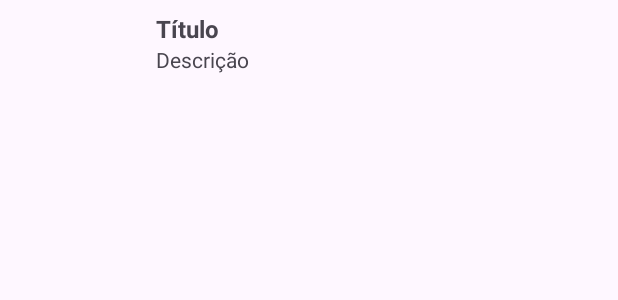
After one commit to luispaiva09/COMMOV_StudyShare, an Android app: the layout item_material.xml on its own in the app's theme, with its tools: preview values and no code run, on a phone screen of 412 x 824 dp. The commit adds this screen. Shown: the top 300 px of the screen. Run offline under Robolectric (Android 15) with nearby library versions, the phone set to English and light mode, and no system bars.

Commit message:
Os Meus Materiais e Add Imagem Capa

```diff
--- a/app/build.gradle.kts
+++ b/app/build.gradle.kts
@@ -59,5 +59,7 @@ dependencies {
     implementation("org.jetbrains.kotlinx:kotlinx-coroutines-android:1.6.4")
     implementation ("com.jakewharton.retrofit:retrofit2-kotlin-coroutines-adapter:0.9.2")
     implementation ("androidx.lifecycle:lifecycle-viewmodel-ktx:2.6.1")
+    implementation ("com.github.bumptech.glide:glide:4.16.0")
+    annotationProcessor ("com.github.bumptech.glide:compiler:4.16.0")
 
 }
--- a/app/src/main/AndroidManifest.xml
+++ b/app/src/main/AndroidManifest.xml
@@ -49,6 +49,10 @@
             android:exported="true"
             android:enableOnBackInvokedCallback="true"/>
 
+        <activity
+            android:name=".Activities.MyMateriaisActivity"
+            android:exported="true" />
+
     </application>
 
 </manifest>
--- a/app/src/main/java/com/example/studyshare/Activities/BaseActivity.kt
+++ b/app/src/main/java/com/example/studyshare/Activities/BaseActivity.kt
@@ -1,7 +1,6 @@
 package com.example.studyshare.Activities
 
 import android.content.Intent
-import android.os.Bundle
 import android.view.View
 import android.widget.ImageButton
 import android.widget.ImageView
@@ -38,5 +37,6 @@ open class BaseActivity : AppCompatActivity() {
         menuButton.setOnClickListener {
             drawerLayout?.openDrawer(GravityCompat.END)
         }
+
     }
 }
--- a/app/src/main/java/com/example/studyshare/Activities/InicioActivity.kt
+++ b/app/src/main/java/com/example/studyshare/Activities/InicioActivity.kt
@@ -3,7 +3,6 @@ package com.example.studyshare.Activities
 import android.content.Intent
 import android.os.Bundle
 import android.widget.ImageButton
-import androidx.appcompat.app.AppCompatActivity
 import androidx.core.view.GravityCompat
 import androidx.drawerlayout.widget.DrawerLayout
 import com.example.studyshare.R
@@ -60,6 +59,10 @@ class InicioActivity : BaseActivity() {
                     finish()
                     true
                 }
+                R.id.nav_materiais -> {
+                    startActivity(Intent(this, MyMateriaisActivity::class.java))
+                    true
+                }
                 else -> true
             }
         }
--- a/app/src/main/java/com/example/studyshare/Activities/PerfilActivity.kt
+++ b/app/src/main/java/com/example/studyshare/Activities/PerfilActivity.kt
@@ -4,7 +4,6 @@ import android.content.Intent
 import android.os.Bundle
 import android.widget.Toast
 import androidx.activity.viewModels
-import androidx.core.view.GravityCompat
 import androidx.lifecycle.lifecycleScope
 import com.example.studyshare.R
 import com.example.studyshare.Repositories.UtilizadorRepository
@@ -78,6 +77,10 @@ class PerfilActivity : BaseActivity() {
                     startActivity(Intent(this, InicioActivity::class.java))
                     true
                 }
+                R.id.nav_materiais -> {
+                    startActivity(Intent(this, MyMateriaisActivity::class.java))
+                    true
+                }
                 else -> false
             }
         }
--- a/app/src/main/java/com/example/studyshare/Repositories/MaterialDidaticoRepository.kt
+++ b/app/src/main/java/com/example/studyshare/Repositories/MaterialDidaticoRepository.kt
@@ -27,4 +27,8 @@ class MaterialDidaticoRepository(private val api: ApiService) {
     suspend fun apagarMaterial(id: Int): Response<Unit> {
         return api.deleteMaterialDidatico("eq.$id")
     }
+
+    suspend fun getMaterialByAutor(autor_id: Int): List<MaterialDidatico> {
+        return api.getMateriaisByAutor("eq.$autor_id")
+    }
 }
--- /dev/null
+++ b/app/src/main/res/layout/item_material.xml
@@ -0,0 +1,39 @@
+<?xml version="1.0" encoding="utf-8"?>
+<LinearLayout xmlns:android="http://schemas.android.com/apk/res/android"
+    android:orientation="horizontal"
+    android:padding="8dp"
+    android:layout_width="match_parent"
+    android:layout_height="wrap_content">
+
+    <ImageView
+        android:id="@+id/ivImagemCapa"
+        android:layout_width="80dp"
+        android:layout_height="80dp"
+        android:scaleType="centerCrop"
+        android:contentDescription="Imagem de capa" />
+
+    <LinearLayout
+        android:orientation="vertical"
+        android:layout_marginStart="16dp"
+        android:layout_width="0dp"
+        android:layout_height="wrap_content"
+        android:layout_weight="1">
+
+        <TextView
+            android:id="@+id/tvTitulo"
+            android:layout_width="match_parent"
+            android:layout_height="wrap_content"
+            android:text="Título"
+            android:textStyle="bold"
+            android:textSize="16sp" />
+
+        <TextView
+            android:id="@+id/tvDescricao"
+            android:layout_width="match_parent"
+            android:layout_height="wrap_content"
+            android:text="Descrição"
+            android:textSize="14sp" />
+
+    </LinearLayout>
+
+</LinearLayout>
```
Also changed, not shown: app/src/main/java/com/example/studyshare/Activities/AddMaterialActivity.kt (+60 -4 lines), app/src/main/java/com/example/studyshare/Activities/MyMateriaisActivity.kt (+72 -1 lines), app/src/main/java/com/example/studyshare/Adapters/MaterialAdapter.kt (added, +45 -0 lines), app/src/main/java/com/example/studyshare/ApiService.kt (+5 -11 lines), app/src/main/java/com/example/studyshare/ViewModels/MaterialDidaticoViewModel.kt (+10 -0 lines), app/src/main/res/layout/activity_add_material.xml (+8 -6 lines), app/src/main/res/layout/activity_my_materiais.xml (+15 -2 lines).
